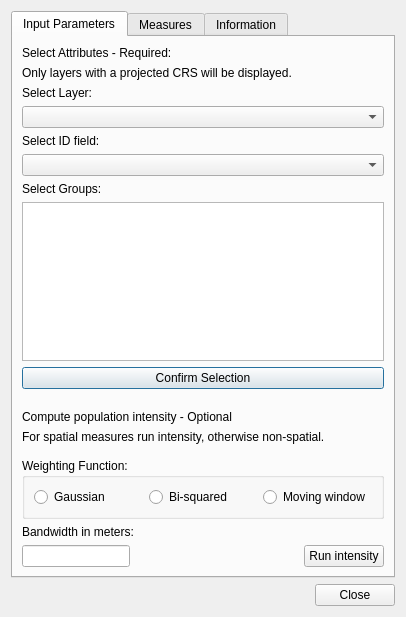
sandrofsousa/Segreg, file segreg_dialog_base.ui: the form before one commit.
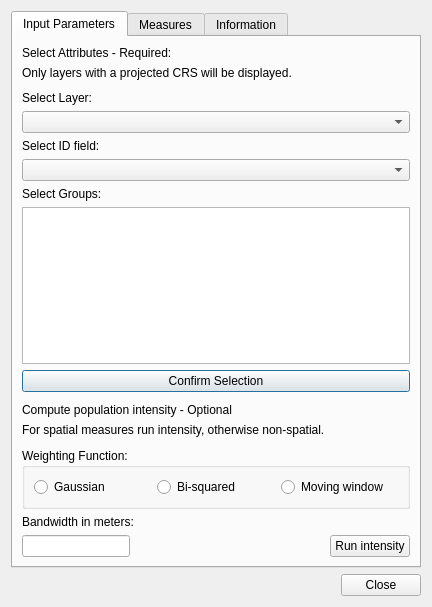
The form after the commit. The open tabs and pages were chosen to show the change.

Commit message: style: interface refinement and icon update

Patch:
```diff
--- a/segreg_dialog_base.ui
+++ b/segreg_dialog_base.ui
@@ -6,8 +6,8 @@
    <rect>
     <x>0</x>
     <y>0</y>
-    <width>406</width>
-    <height>617</height>
+    <width>432</width>
+    <height>607</height>
    </rect>
   </property>
   <property name="windowTitle">
@@ -47,6 +47,19 @@
          </property>
         </widget>
        </item>
+       <item>
+        <spacer name="verticalSpacer_2">
+         <property name="orientation">
+          <enum>Qt::Vertical</enum>
+         </property>
+         <property name="sizeHint" stdset="0">
+          <size>
+           <width>20</width>
+           <height>40</height>
+          </size>
+         </property>
+        </spacer>
+       </item>
        <item>
         <widget class="QLabel" name="label">
          <property name="text">
@@ -84,19 +97,6 @@
          </property>
         </widget>
        </item>
-       <item>
-        <spacer name="verticalSpacer_5">
-         <property name="orientation">
-          <enum>Qt::Vertical</enum>
-         </property>
-         <property name="sizeHint" stdset="0">
-          <size>
-           <width>20</width>
-           <height>40</height>
-          </size>
-         </property>
-        </spacer>
-       </item>
        <item>
         <spacer name="verticalSpacer">
          <property name="orientation">
@@ -105,19 +105,6 @@
          <property name="sizeHint" stdset="0">
           <size>
            <width>20</width>
-           <height>0</height>
-          </size>
-         </property>
-        </spacer>
-       </item>
-       <item>
-        <spacer name="verticalSpacer_2">
-         <property name="orientation">
-          <enum>Qt::Vertical</enum>
-         </property>
-         <property name="sizeHint" stdset="0">
-          <size>
-           <width>20</width>
            <height>40</height>
           </size>
          </property>
```
Left out of the diff: 26 changed lines with no effect on the pictures. The commit also changes 5 other files.
